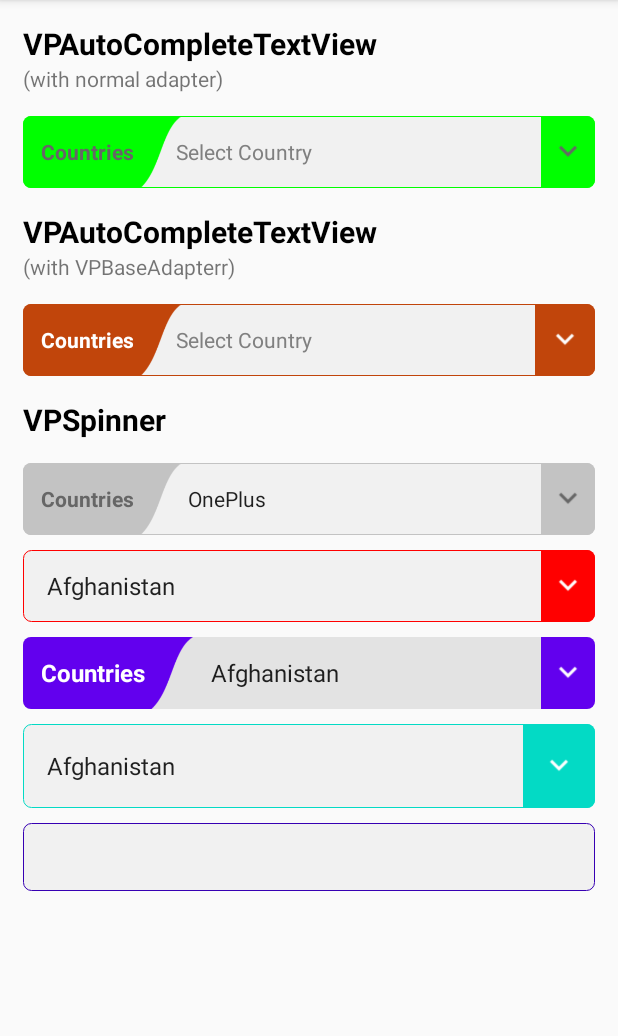
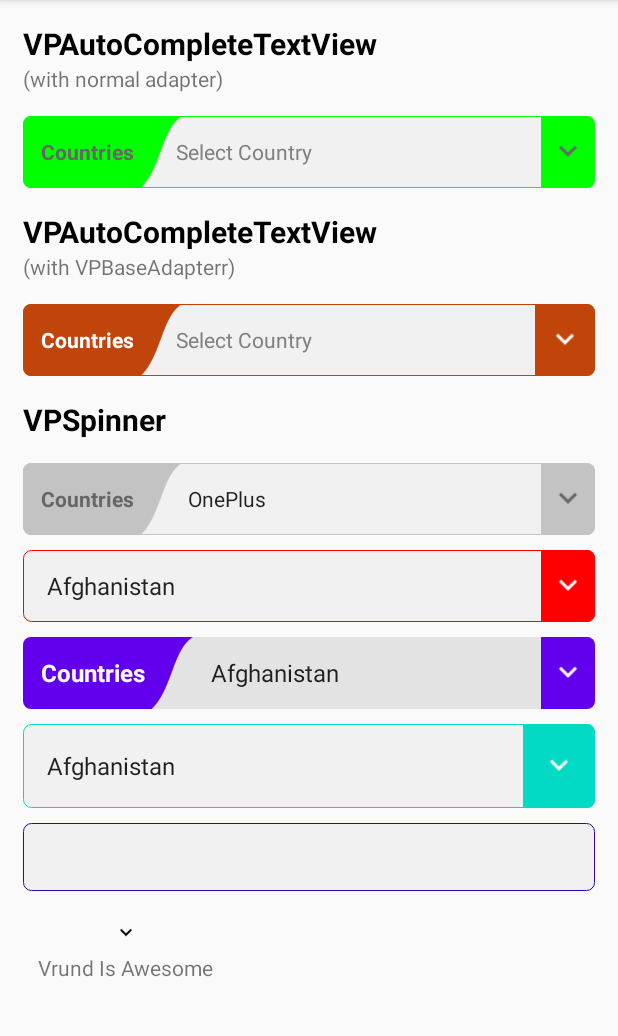
Before and after one commit to VrUnd14/VPAwesomeWidgets, an Android app: the screen it shows after launch (MainActivity), on a phone screen of 412 x 824 dp, the part 84-1120 px from its top. Run offline under Robolectric (Android 15) with nearby library versions, the phone set to English and light mode, and no system bars.

```diff
--- a/VPAwesomeWidgets/bintray.gradle
+++ b/VPAwesomeWidgets/bintray.gradle
@@ -1,6 +1,6 @@
 apply plugin: 'com.jfrog.bintray'
 
-version = '1.1.5' //YOUR LIBRARY VERSION
+version = '1.1.6' //YOUR LIBRARY VERSION
 
 task sourcesJar(type: Jar) {
     from android.sourceSets.main.java.srcDirs
--- /dev/null
+++ b/VPAwesomeWidgets/src/main/java/awesome/vrund/vpawesomewidgets/Extentions.kt
@@ -0,0 +1,30 @@
+package awesome.vrund.vpawesomewidgets
+
+import android.content.Context
+import android.graphics.drawable.Drawable
+import android.util.TypedValue
+import androidx.core.content.ContextCompat
+
+fun Float.dpToPx(context: Context): Int {
+    return TypedValue.applyDimension(
+            TypedValue.COMPLEX_UNIT_DIP,
+            this,
+            context.resources.displayMetrics
+    ).toInt()
+}
+
+fun Float.spToPx(context: Context): Int {
+    return TypedValue.applyDimension(
+            TypedValue.COMPLEX_UNIT_SP,
+            this,
+            context.resources.displayMetrics
+    ).toInt()
+}
+
+fun Context.getDrawableFromRes(id: Int): Drawable? {
+    return try {
+        ContextCompat.getDrawable(this, id)
+    } catch (e: Exception) {
+        null
+    }
+}
--- /dev/null
+++ b/VPAwesomeWidgets/src/main/java/awesome/vrund/vpawesomewidgets/VPIconTextView.kt
@@ -0,0 +1,72 @@
+package awesome.vrund.vpawesomewidgets
+
+import android.content.Context
+import android.graphics.Bitmap
+import android.graphics.drawable.BitmapDrawable
+import android.graphics.drawable.Drawable
+import android.graphics.drawable.LayerDrawable
+import android.util.AttributeSet
+import androidx.appcompat.widget.AppCompatTextView
+
+
+class VPIconTextView @JvmOverloads constructor(context: Context, attrs: AttributeSet? = null, defStyleAttr: Int = android.R.attr.textViewStyle) : AppCompatTextView(context, attrs, defStyleAttr) {
+
+    private val mContext = context
+
+    companion object {
+        const val TOP = 1
+        const val BOTTOM = 2
+        const val LEFT = 3
+        const val RIGHT = 4
+    }
+
+    var icon = 0
+        set(value) {
+            field = value
+            setupIcon()
+        }
+
+    var iconSize = 24
+        set(value) {
+            field = value
+            setupIcon()
+        }
+
+    var iconPosition = LEFT
+        set(value) {
+            field = value
+            setupIcon()
+        }
+
+    init {
+        val parent = mContext.obtainStyledAttributes(attrs, R.styleable.VPIconTextView)
+
+        icon = parent.getResourceId(R.styleable.VPIconTextView_icon, icon)
+        iconSize = parent.getDimensionPixelSize(R.styleable.VPIconTextView_icon_size, iconSize)
+
+        if (parent.hasValue(R.styleable.VPIconTextView_icon_position)) {
+            iconPosition = parent.getInt(R.styleable.VPIconTextView_icon_position, LEFT)
+        }
+
+        parent.recycle()
+    }
+    private fun setupIcon() {
+        when(iconPosition) {
+            TOP -> this.setCompoundDrawablesRelativeWithIntrinsicBounds(null, resizeIcon(), null, null)
+            BOTTOM -> this.setCompoundDrawablesRelativeWithIntrinsicBounds(null, null, null, resizeIcon())
+            LEFT -> this.setCompoundDrawablesRelativeWithIntrinsicBounds(resizeIcon(), null, null, null)
+            RIGHT -> this.setCompoundDrawablesRelativeWithIntrinsicBounds(null, null, resizeIcon(), null)
+        }
+    }
+
+    private fun resizeIcon(): Drawable? {
+        return try {
+            var item = mContext.getDrawableFromRes(icon)
+            val bitmap = (item as BitmapDrawable).bitmap
+            item = BitmapDrawable(resources, Bitmap.createScaledBitmap(bitmap, iconSize, iconSize, true))
+            LayerDrawable(arrayOf(item))
+        } catch (e: Exception) {
+            null
+        }
+    }
+}
--- a/app/src/main/java/awesome/vrund/vpawesomewidgetssample/MainActivity.kt
+++ b/app/src/main/java/awesome/vrund/vpawesomewidgetssample/MainActivity.kt
@@ -8,6 +8,7 @@ import android.widget.ArrayAdapter
 import android.widget.Toast
 import awesome.vrund.vpawesomewidgets.VPAutoCompleteTextView
 import awesome.vrund.vpawesomewidgets.VPBaseAdapter
+import awesome.vrund.vpawesomewidgets.VPIconTextView
 import awesome.vrund.vpawesomewidgets.VPSpinner
 import kotlinx.android.synthetic.main.activity_main.*
 import org.json.JSONObject
@@ -59,6 +60,10 @@ class MainActivity : AppCompatActivity(), VPAutoCompleteTextView.OnItemClickList
         val myDropAdp = VPBaseAdapter(context, countries)
         countriesDrop2.setAdapter(myDropAdp)
         countriesDrop2.itemClickListener = this
+
+
+        demoTxt.icon = R.drawable.vp_drop_icon
+        demoTxt.iconPosition = VPIconTextView.TOP
     }
 
     private fun loadJSONFromAsset(): JSONObject? {
--- a/app/src/main/res/layout/activity_main.xml
+++ b/app/src/main/res/layout/activity_main.xml
@@ -123,5 +123,14 @@
             android:layout_height="wrap_content"
             android:layout_marginTop="10dp"
             app:et_borderColor="@color/colorPrimaryDark" />
+
+        <awesome.vrund.vpawesomewidgets.VPIconTextView
+            android:id="@+id/demoTxt"
+            android:layout_width="wrap_content"
+            android:layout_height="wrap_content"
+            android:layout_marginTop="10dp"
+            android:drawablePadding="5dp"
+            android:padding="10dp"
+            android:text="Vrund Is Awesome"/>
     </LinearLayout>
 </androidx.core.widget.NestedScrollView>
```
Also changed, not shown: VPAwesomeWidgets/src/main/res/values/attrs.xml (+11 -0 lines).
